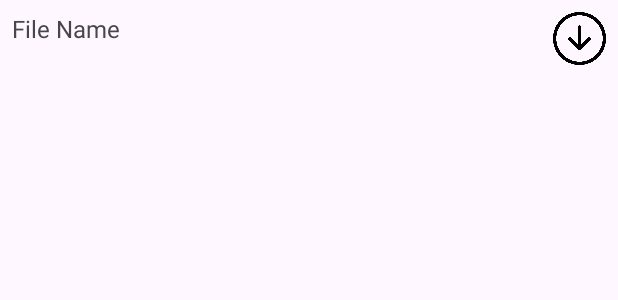
After one commit to DXPOHIHIHI/CipherSTEVEN, an Android app: the layout list_item.xml on its own in the app's theme, with its tools: preview values and no code run, on a phone screen of 412 x 824 dp. The commit adds this screen. Shown: the top 300 px of the screen. Run offline under Robolectric (Android 15) with nearby library versions, the phone set to English and light mode, and no system bars; Roboto replaces fonts that are not available here.

Commit message:
ICON AND DOWNLOAD

```diff
--- a/app/src/main/res/layout/activity_storage.xml
+++ b/app/src/main/res/layout/activity_storage.xml
@@ -16,4 +16,5 @@
         app:layout_constraintEnd_toEndOf="parent"
         android:dividerHeight="1dp"
         android:divider="@android:color/darker_gray"/>
+
 </androidx.constraintlayout.widget.ConstraintLayout>
--- /dev/null
+++ b/app/src/main/res/layout/list_item.xml
@@ -0,0 +1,24 @@
+<?xml version="1.0" encoding="utf-8"?>
+<LinearLayout xmlns:android="http://schemas.android.com/apk/res/android"
+    android:layout_width="match_parent"
+    android:layout_height="wrap_content"
+    android:orientation="horizontal"
+    android:padding="8dp">
+
+    <TextView
+        android:id="@+id/fileName"
+        android:layout_width="0dp"
+        android:layout_height="wrap_content"
+        android:layout_weight="1"
+        android:textSize="16sp"
+        android:text="File Name"/>
+
+    <ImageButton
+        android:id="@+id/downloadButton"
+        android:layout_width="35dp"
+        android:layout_height="35dp"
+        android:src="@drawable/download"
+        android:contentDescription="Download"
+        android:background="?attr/selectableItemBackground"
+        android:scaleType="fitCenter"/>
+</LinearLayout>
```
Also changed, not shown: app/src/main/AndroidManifest.xml (+10 -0 lines), app/src/main/java/com/example/cipher/FileListAdapter.java (added, +60 -0 lines), app/src/main/java/com/example/cipher/ListItem.java (added, +24 -0 lines), app/src/main/java/com/example/cipher/StorageActivity.java (+52 -7 lines), app/src/main/res/layout/file_list_adapter.xml (added, +10 -0 lines), app/src/main/java/com/example/cipher/ImportDoc.java (line endings or trailing spaces), app/src/main/res/drawable/download.png (added).
